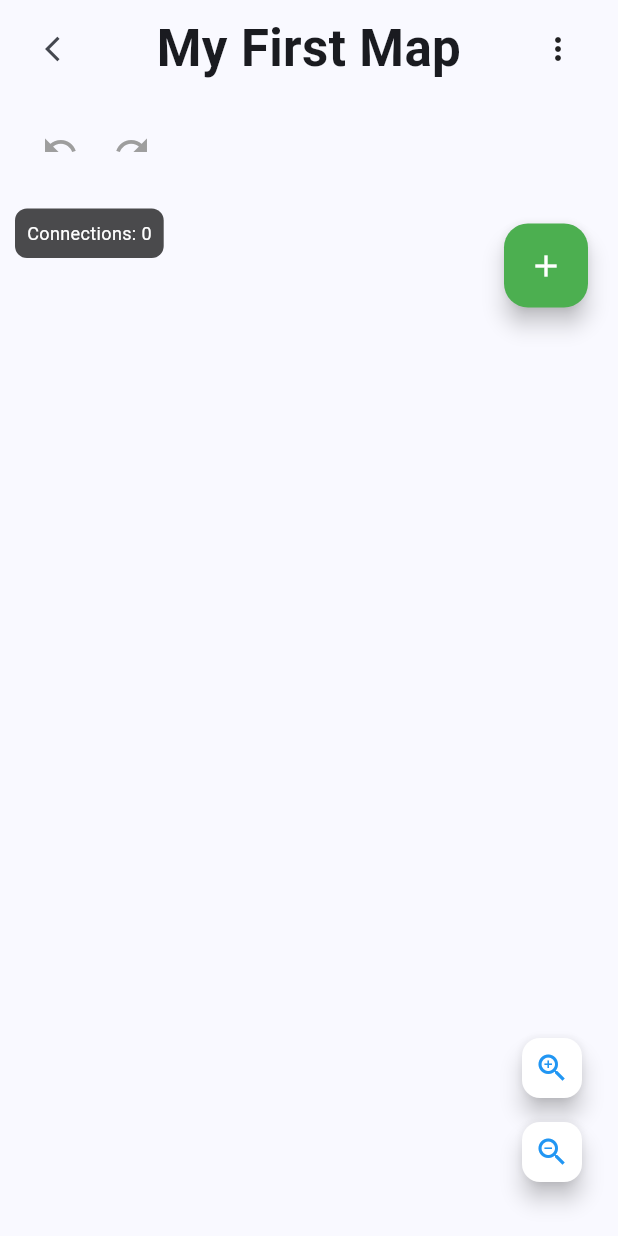
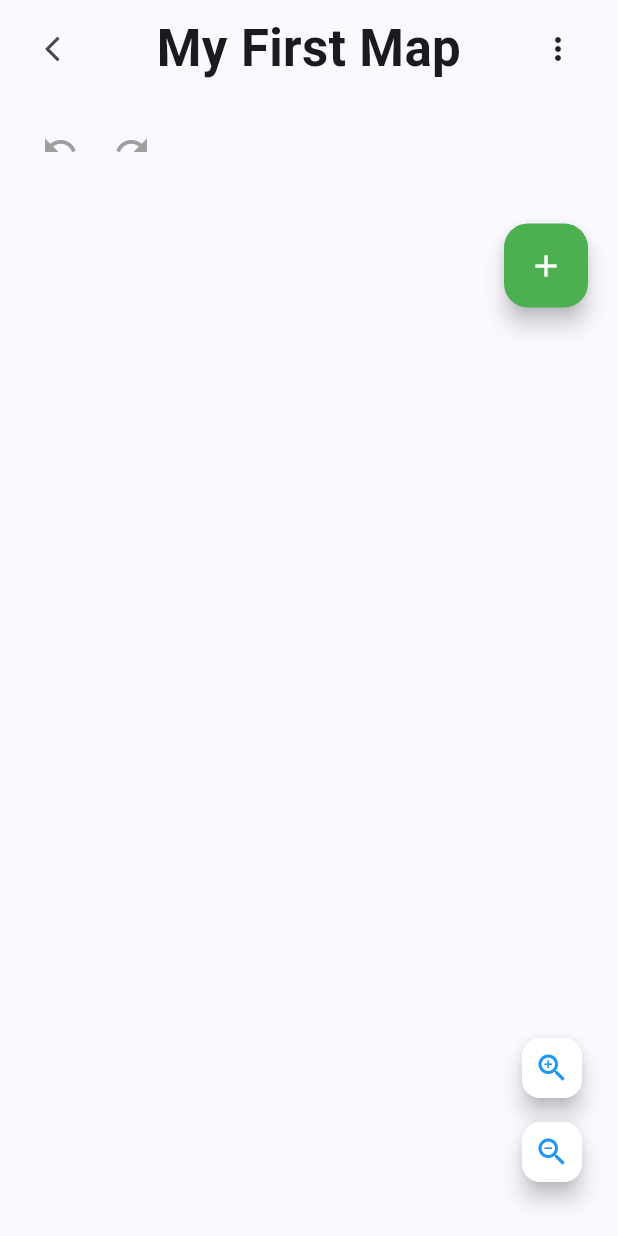
Before and after one commit to skmonio/FlashCardWork, a Flutter app: the BubbleWordView screen opened directly, on a phone screen of 412 x 824 dp. Run offline on Flutter 3.47's test engine with Material 3 defaults, Android fonts, the phone set to English and light mode, and no system bars; our stand-ins replace audioplayers, file_picker, shared_preferences; accounts and stored records are empty.

Commit message:
Clean up bubble word interface: remove helper text and debug output

```diff
--- a/flashcard_app/lib/providers/bubble_word_provider.dart
+++ b/flashcard_app/lib/providers/bubble_word_provider.dart
@@ -275,8 +275,6 @@ class BubbleWordProvider extends ChangeNotifier {
     );
 
     _updateMap(updatedMap);
-    print('Connection created: ${connection.id} from $fromNodeId to $toNodeId');
-    print('Total connections: ${updatedMap.connections.length}');
     saveData();
     notifyListeners();
   }
--- a/flashcard_app/lib/views/bubble_word_view.dart
+++ b/flashcard_app/lib/views/bubble_word_view.dart
@@ -247,44 +247,7 @@ class _BubbleWordViewState extends State<BubbleWordView> {
                 // Connections
                 ...provider.connections.map((connection) => _buildConnection(connection, provider)),
 
-                // Debug: Show connection count
-                Positioned(
-                  top: 10,
-                  left: 10,
-                  child: Container(
-                    padding: const EdgeInsets.all(8),
-                    decoration: BoxDecoration(
-                      color: Colors.black.withOpacity(0.7),
-                      borderRadius: BorderRadius.circular(8),
-                    ),
-                    child: Text(
-                      'Connections: ${provider.connections.length}',
-                      style: const TextStyle(color: Colors.white, fontSize: 12),
-                    ),
-                  ),
-                ),
 
-                // Simple connection instruction
-                if (provider.selectedNodeId != null)
-                  Positioned(
-                    top: 10,
-                    right: 10,
-                    child: Container(
-                      padding: const EdgeInsets.all(12),
-                      decoration: BoxDecoration(
-                        color: Colors.blue.withOpacity(0.9),
-                        borderRadius: BorderRadius.circular(8),
-                      ),
-                      child: const Text(
-                        'Tap another word to connect',
-                        style: TextStyle(
-                          color: Colors.white,
-                          fontSize: 14,
-                          fontWeight: FontWeight.bold,
-                        ),
-                      ),
-                    ),
-                  ),
 
                 // Word bubbles
                 ...provider.nodes.map((node) => _buildWordBubble(node, provider)),
@@ -302,7 +265,7 @@ class _BubbleWordViewState extends State<BubbleWordView> {
     final fromNode = provider.nodes.firstWhere((node) => node.id == connection.fromNodeId);
     final toNode = provider.nodes.firstWhere((node) => node.id == connection.toNodeId);
 
-    print('Rendering connection: ${connection.id} from ${fromNode.position} to ${toNode.position}');
+
 
     return CustomPaint(
       size: Size.infinite,
@@ -374,7 +337,6 @@ class _BubbleWordViewState extends State<BubbleWordView> {
     if (provider.selectedNodeId != null && provider.selectedNodeId != node.id) {
       // Connect the selected node to this one
       provider.addConnection(provider.selectedNodeId!, node.id);
-      print('Connection created: ${provider.selectedNodeId} -> ${node.id}');
       // Keep the new node selected
       provider.selectNode(node.id);
     } else {
```
